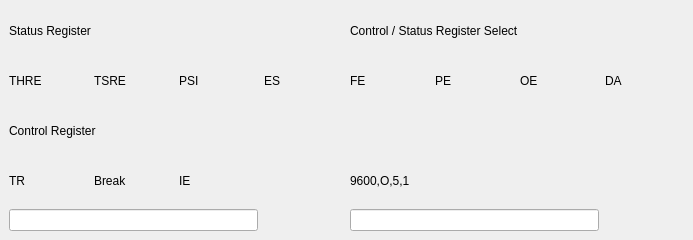
Old version of the form uart.ui in the repository Mark-Clegg/EM1802.
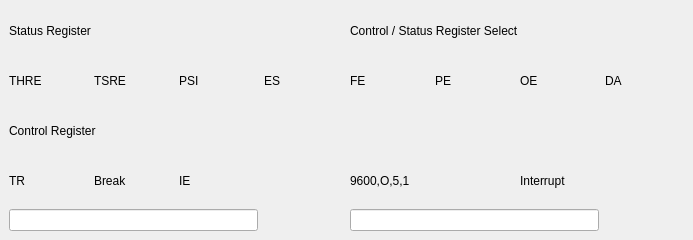
New version of the form. Custom widgets are drawn as their Qt base class.

```diff
--- a/uart.ui
+++ b/uart.ui
@@ -217,13 +217,20 @@
       </property>
      </widget>
     </item>
-    <item row="3" column="4" colspan="3">
+    <item row="3" column="4" colspan="2">
      <widget class="QLabel" name="Format">
       <property name="text">
        <string>9600,O,5,1</string>
       </property>
      </widget>
     </item>
+    <item row="3" column="6" colspan="2">
+     <widget class="IndicatorLED" name="InterruptFlag">
+      <property name="text">
+       <string>Interrupt</string>
+      </property>
+     </widget>
+    </item>
    </layout>
   </widget>
  </widget>
```
